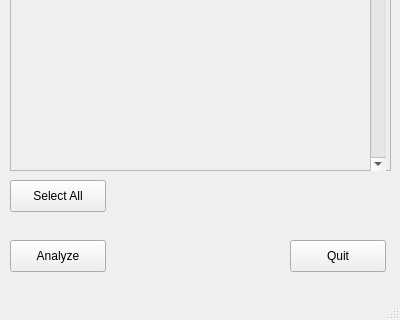
This is bead_analyzer_skeleton.ui in BTurkowyd/DrCorr as Qt 5 draws it before an edit; both pictures show x 0 to 400 and y 280 to 600 of the 400 by 600 pixel window. The edited form follows.
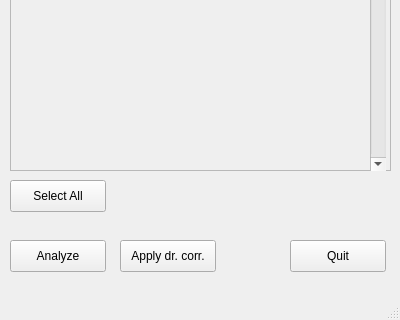
This is the edited form.

What changed in the file:
```diff
--- a/bead_analyzer_skeleton.ui
+++ b/bead_analyzer_skeleton.ui
@@ -95,6 +95,19 @@
      <string>Select All</string>
     </property>
    </widget>
+   <widget class="QPushButton" name="applyDriftCorr">
+    <property name="geometry">
+     <rect>
+      <x>120</x>
+      <y>520</y>
+      <width>96</width>
+      <height>32</height>
+     </rect>
+    </property>
+    <property name="text">
+     <string>Apply dr. corr.</string>
+    </property>
+   </widget>
   </widget>
   <widget class="QStatusBar" name="statusbar"/>
   <widget class="QMenuBar" name="menubar">
```
